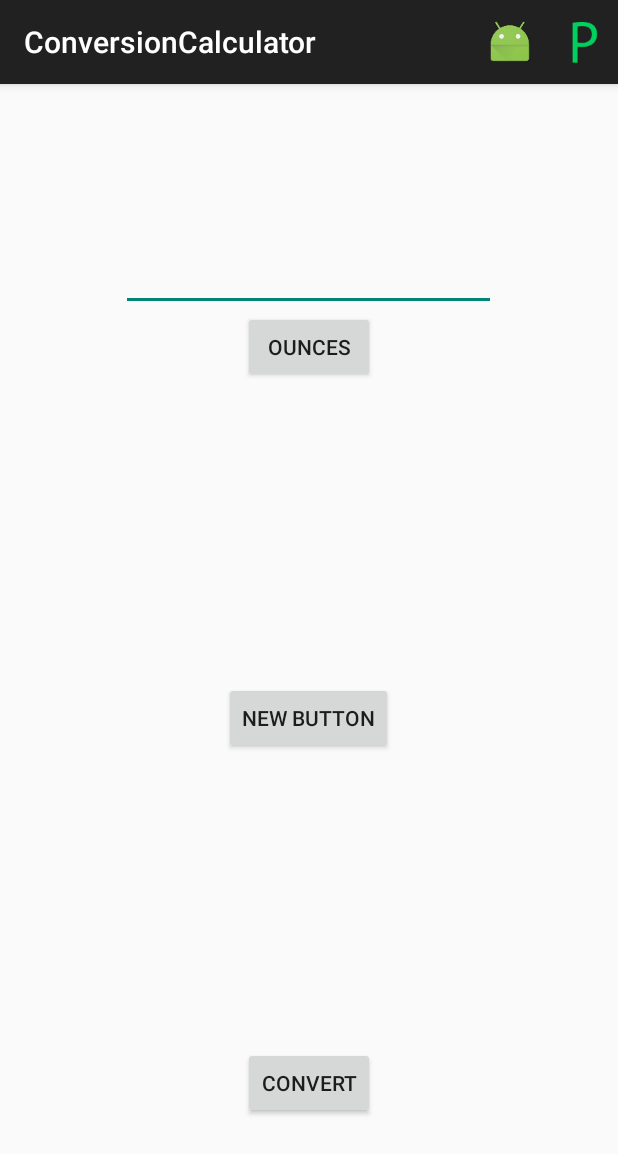
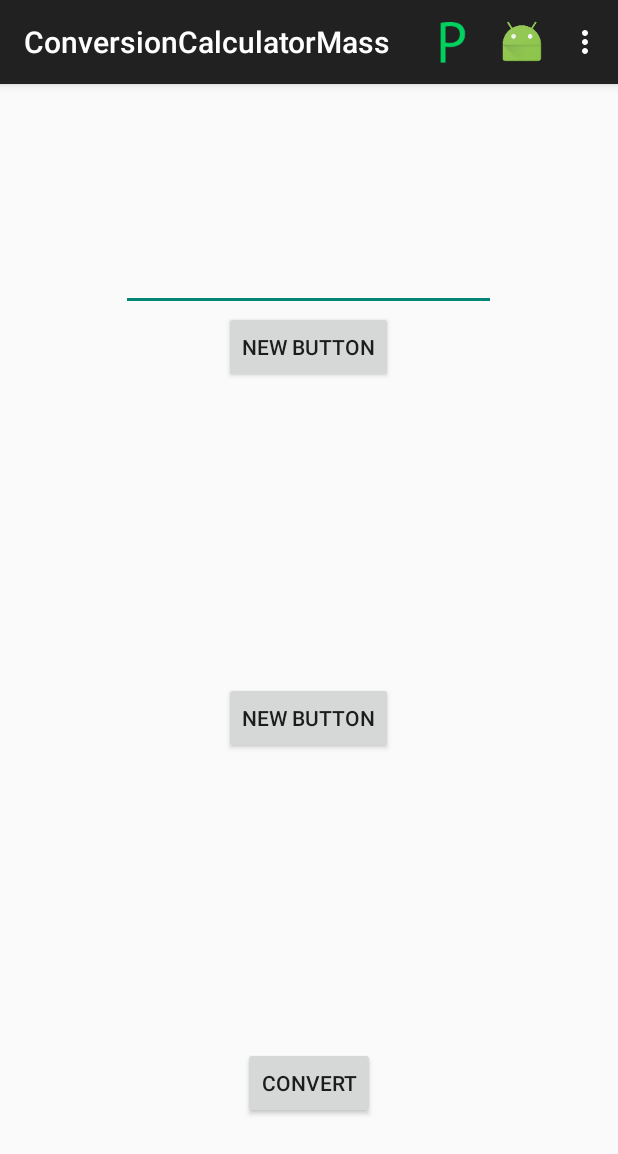
Before and after one commit to Test-Android/_Pantrie-Android, an Android app: the ConversionCalculatorMass screen opened directly, with no data from a screen before it, after a tap on "Volume", on a phone screen of 412 x 824 dp. Shown: the top 1154 px of the screen. Run offline under Robolectric (Android 15) with nearby library versions, the phone set to English and light mode, and no system bars; 3 other taps on this screen came first.

Commit message:
Tried to make it so the title of the activity wouldn't appear
it didn't work

```diff
--- a/MyApplication/app/src/main/AndroidManifest.xml
+++ b/MyApplication/app/src/main/AndroidManifest.xml
@@ -4,6 +4,7 @@
 
     <uses-permission android:name="android.permission.INTERNET" />
     <uses-permission android:name="android.permission.ACCESS_NETWORK_STATE" />
+
     <application
         android:allowBackup="true"
         android:icon="@mipmap/ic_launcher"
@@ -40,11 +41,19 @@
         </activity>
         <activity
             android:name="com.nicodangelo.list.ListAdapter"
-            android:label="@string/title_activity_list_adapter">
+            android:label="@string/title_activity_list_adapter" >
         </activity>
         <activity
             android:name="com.nicodangelo.Util.ConversionCalculatorMass"
-            android:label="@string/title_activity_conversion_calculator" >
+            android:label="@string/title_activity_conversion_calculator_mass" >
+        </activity>
+        <activity
+            android:name="com.nicodangelo.Util.ConversionCalculatorVolume"
+            android:label="@string/title_activity_conversion_calculator_volume" >
+        </activity>
+        <activity
+            android:name=".ConversionCalculatorVolume"
+            android:label="@string/title_activity_conversion_calculator_volume" >
         </activity>
     </application>
 
--- a/MyApplication/app/src/main/java/com/nicodangelo/Util/ConversionCalculatorVolume.java
+++ b/MyApplication/app/src/main/java/com/nicodangelo/Util/ConversionCalculatorVolume.java
@@ -56,7 +56,7 @@
     protected void onCreate(Bundle savedInstanceState)
     {
         super.onCreate(savedInstanceState);
-        setContentView(R.layout.activity_conversion_calculator);
+        setContentView(R.layout.activity_conversion_calculator_volume);
     }
 
     ///////////////////////////////////////////////////////////////////////////////////////////////////
--- /dev/null
+++ b/MyApplication/app/src/main/res/layout/activity_conversion_calculator_volume.xml
@@ -0,0 +1,53 @@
+<RelativeLayout xmlns:android="http://schemas.android.com/apk/res/android"
+    xmlns:tools="http://schemas.android.com/tools" android:layout_width="match_parent"
+    android:layout_height="match_parent" android:paddingLeft="@dimen/activity_horizontal_margin"
+    android:paddingRight="@dimen/activity_horizontal_margin"
+    android:paddingTop="@dimen/activity_vertical_margin"
+    android:paddingBottom="@dimen/activity_vertical_margin"
+    tools:context="com.nicodangelo.pantrie.ConversionCalculatorVolume">
+
+    <EditText
+        android:layout_width="250dp"
+        android:layout_height="wrap_content"
+        android:id="@+id/input"
+        android:layout_alignParentTop="true"
+        android:layout_centerHorizontal="true"
+        android:layout_marginTop="90dp"/>
+
+    <TextView
+        android:layout_width="wrap_content"
+        android:layout_height="wrap_content"
+        android:textAppearance="?android:attr/textAppearanceLarge"
+        android:id="@+id/output"
+        android:layout_centerVertical="true"
+        android:layout_centerHorizontal="true"/>
+
+    <Button
+        android:layout_width="wrap_content"
+        android:layout_height="wrap_content"
+        android:text="New Button"
+        android:id="@+id/itemSelect1"
+        android:layout_below="@+id/input"
+        android:layout_centerHorizontal="true"
+        android:onClick="firstConversion"/>
+
+    <Button
+        android:layout_width="wrap_content"
+        android:layout_height="wrap_content"
+        android:text="new button"
+        android:id="@+id/itemSelect2"
+        android:layout_below="@+id/output"
+        android:layout_centerHorizontal="true"
+        android:onClick="secondConversion"/>
+
+    <Button
+        android:layout_width="wrap_content"
+        android:layout_height="wrap_content"
+        android:text="Convert"
+        android:id="@+id/convert"
+        android:layout_alignParentBottom="true"
+        android:layout_centerHorizontal="true"
+        android:layout_marginBottom="62dp"
+        android:onClick="makeConversion"/>
+
+</RelativeLayout>
--- a/MyApplication/app/src/main/res/menu/menu_conversion_calculator_volume.xml
+++ b/MyApplication/app/src/main/res/menu/menu_conversion_calculator_volume.xml
@@ -1,14 +1,16 @@
 <menu xmlns:android="http://schemas.android.com/apk/res/android"
     xmlns:app="http://schemas.android.com/apk/res-auto"
     xmlns:tools="http://schemas.android.com/tools"
-    tools:context="com.nicodangelo.Util.ConversionCalculatorVolume">
+    tools:context="com.nicodangelo.pantrie.ConversionCalculatorVolume">
 
+    <item android:id="@+id/action_settings" android:title="@string/action_settings"
+        android:orderInCategory="100" app:showAsAction="never" />
+    <item android:id="@+id/mass"
+        android:title="Mass"
+        android:icon="@drawable/application_icon"
+        app:showAsAction="always"/>
     <item android:id="@+id/length"
         android:title="Length"
         android:icon="@mipmap/ic_launcher"
         app:showAsAction="always"/>
-    <item android:id="@+id/mass"
-        android:title="Mass"
-        android:icon="@drawable/application_icon"
-        app:showAsAction="always"/>
 </menu>
--- a/MyApplication/app/src/main/res/values/strings.xml
+++ b/MyApplication/app/src/main/res/values/strings.xml
@@ -22,7 +22,8 @@
     <string name="newPasswordString">Password</string>
     <string name="confirmPasswordString">Confirm Password</string>
     <string name="createAccountButtonString">Create Account</string>
-    <string name="title_activity_conversion_calculator">ConversionCalculator</string>
+    <string name="title_activity_conversion_calculator_mass">ConversionCalculatorMass</string>
     <string name="action_add_items">Add Item</string>
     <string name="hello_world">Hello world!</string>
+    <string name="title_activity_conversion_calculator_volume">ConversionCalculatorMass</string>
 </resources>
```
